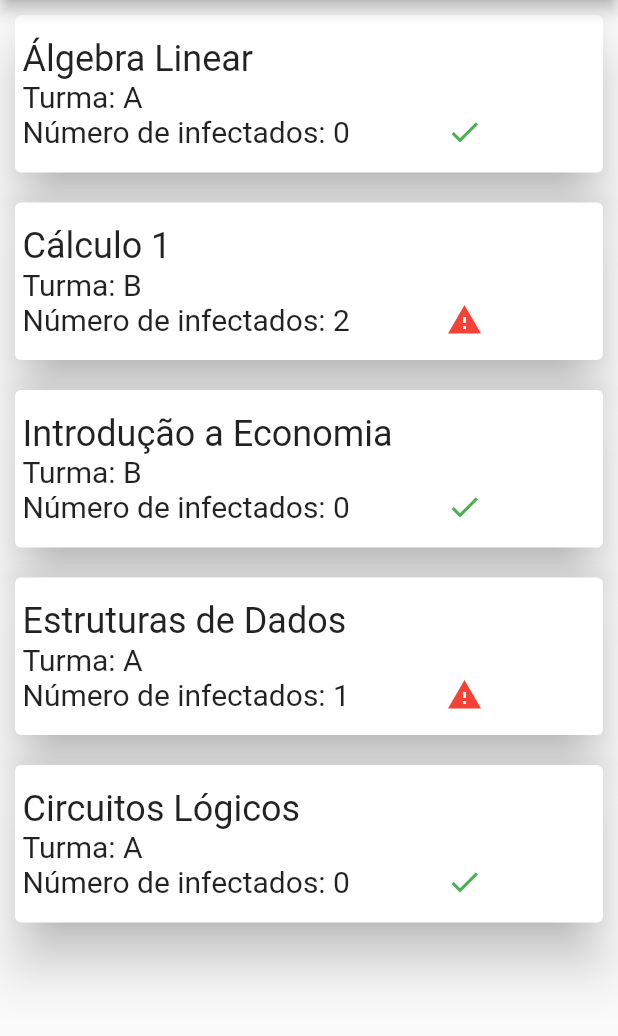
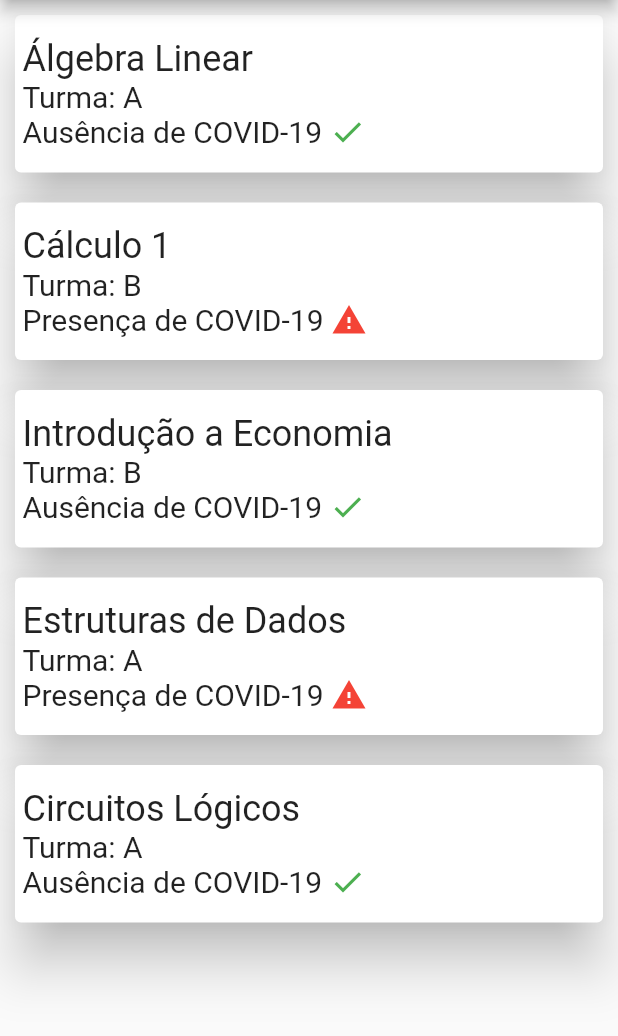
Before and after one commit to COVIDAS-UnB/Ace-Shield, a Flutter app: the MyHomePage screen opened directly, on a phone screen of 412 x 824 dp, the part 84-1120 px from its top. Run offline on Flutter 3.47's test engine with Material 2 defaults, Android fonts, the phone set to English and light mode, and no system bars; our stand-ins replace shared_preferences; missing offline and left inert: trotter, vertical_tabs; accounts and stored records are empty; statements that could not run were skipped.

Commit message:
Remoção da palavra 'infectados' e contagem de infectados por algo menos agressivo

```diff
--- a/lib/main.dart
+++ b/lib/main.dart
@@ -128,11 +128,15 @@ class _MyHomePageState extends State<MyHomePage> {
                         width: double.infinity,
                         child: Row(
                           children: [
-                            Text(
-                              'Número de infectados: ' +
-                                  cls.infectedPeople.toString() + '             ',
-                              style: TextStyle(fontSize: 20),
-                            ),
+                            cls.infectedPeople > 0
+                                ? Text(
+                                    'Presença de COVID-19 ',
+                                    style: TextStyle(fontSize: 20),
+                                  )
+                                : Text(
+                                    'Ausência de COVID-19 ',
+                                    style: TextStyle(fontSize: 20),
+                                  ),
                             cls.infectedPeople > 0
                                 ? Icon(
                                     Icons.warning,
```
